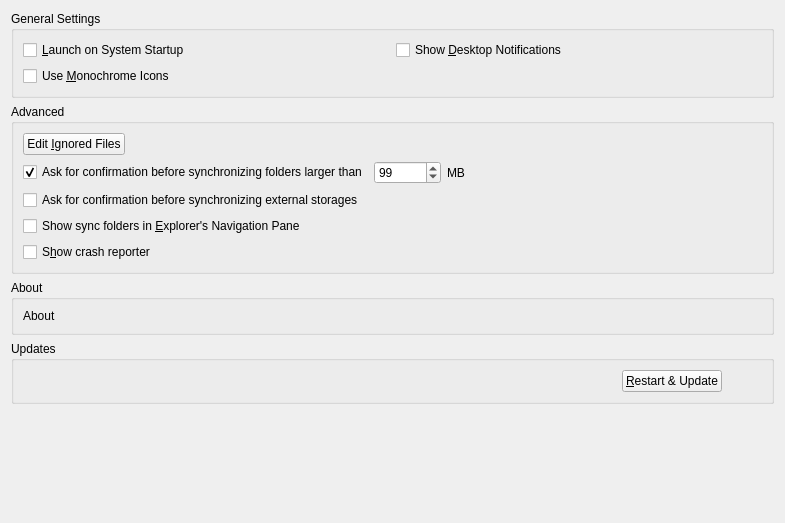
Old version of the form src/gui/generalsettings.ui in the repository GrossLukas/client.
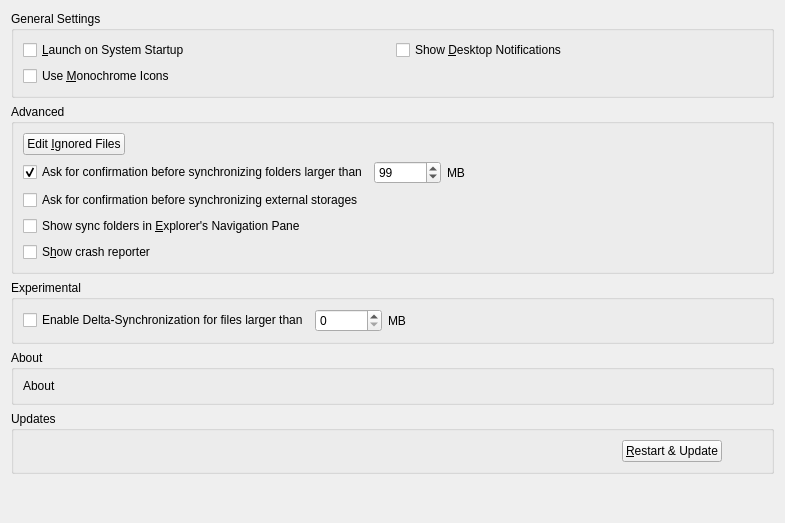
New version of the form.

Commit message: Implementation of delta-sync support on client-side.

```diff
--- a/src/gui/generalsettings.ui
+++ b/src/gui/generalsettings.ui
@@ -48,6 +48,53 @@
     </widget>
    </item>
    <item row="2" column="0">
+    <widget class="QGroupBox" name="advancedGroupBox">
+     <property name="title">
+      <string>Experimental</string>
+     </property>
+     <layout class="QVBoxLayout" name="verticalLayout_2">
+      <item>
+       <layout class="QHBoxLayout" name="horizontalLayout_2">
+        <item>
+         <widget class="QCheckBox" name="deltaSyncCheckBox">
+          <property name="text">
+           <string>Enable Delta-Synchronization for files larger than</string>
+          </property>
+         </widget>
+        </item>
+        <item>
+         <widget class="QSpinBox" name="deltaSyncSpinBox">
+          <property name="maximum">
+           <number>999999</number>
+          </property>
+         </widget>
+        </item>
+        <item>
+         <widget class="QLabel" name="label_2">
+          <property name="text">
+           <string>MB</string>
+          </property>
+         </widget>
+        </item>
+        <item>
+         <spacer name="horizontalSpacer_2">
+          <property name="orientation">
+           <enum>Qt::Horizontal</enum>
+          </property>
+          <property name="sizeHint" stdset="0">
+           <size>
+            <width>40</width>
+            <height>20</height>
+           </size>
+          </property>
+         </spacer>
+        </item>
+       </layout>
+      </item>
+     </layout>
+    </widget>
+   </item>
+   <item row="3" column="0">
     <widget class="QGroupBox" name="aboutGroupBox">
      <property name="title">
       <string>About</string>
@@ -69,7 +116,7 @@
      </layout>
     </widget>
    </item>
-   <item row="3" column="0">
+   <item row="4" column="0">
     <widget class="QGroupBox" name="updatesGroupBox">
      <property name="title">
       <string>Updates</string>
@@ -120,7 +167,7 @@
      </layout>
     </widget>
    </item>
-   <item row="4" column="0">
+   <item row="5" column="0">
     <spacer name="verticalSpacer">
      <property name="orientation">
       <enum>Qt::Vertical</enum>
```
The commit also changes 26 other files.
